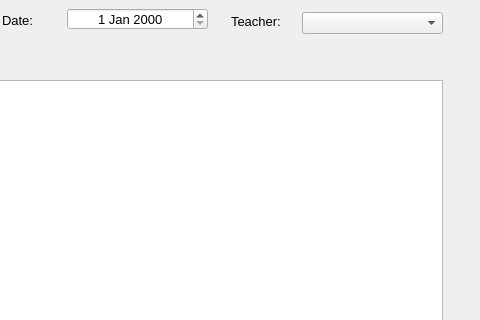
The window that editattendancedialog.ui (thenewcoder/school-administration-system) describes before a commit, drawn with Qt 5; both pictures show x 268 to 748 and y 0 to 320 of the 748 by 588 pixel window.
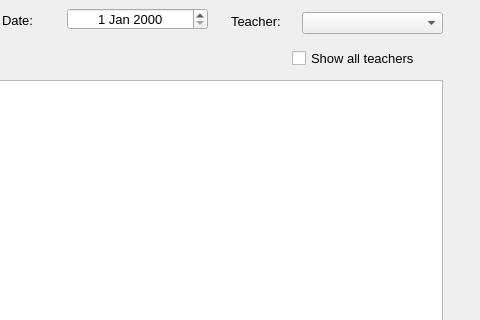
The same window after the commit.

Commit message: Added a check box to the edit attendance dialog. So that one can choose another teacher outside the normal teachers for a specified class.

What changed in the file:
```diff
--- a/editattendancedialog.ui
+++ b/editattendancedialog.ui
@@ -146,6 +146,19 @@
     <bool>false</bool>
    </property>
   </widget>
+  <widget class="QCheckBox" name="cbShowAllTeachers">
+   <property name="geometry">
+    <rect>
+     <x>560</x>
+     <y>50</y>
+     <width>141</width>
+     <height>16</height>
+    </rect>
+   </property>
+   <property name="text">
+    <string>Show all teachers</string>
+   </property>
+  </widget>
  </widget>
  <resources/>
  <connections>
```
The commit also changes 2 other files.
